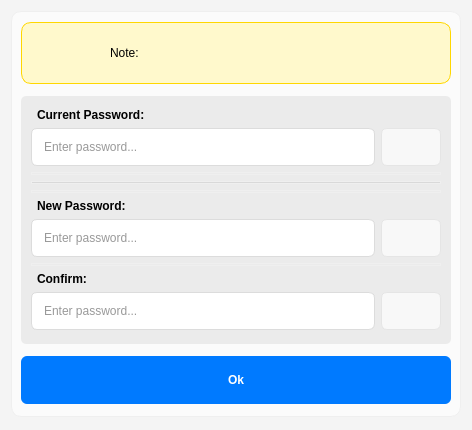
The window that EALS UI/v0.7/ui/change_pass.ui (maeven-tapa/cpet8_group8_workspace) describes before a commit, drawn with Qt 5.
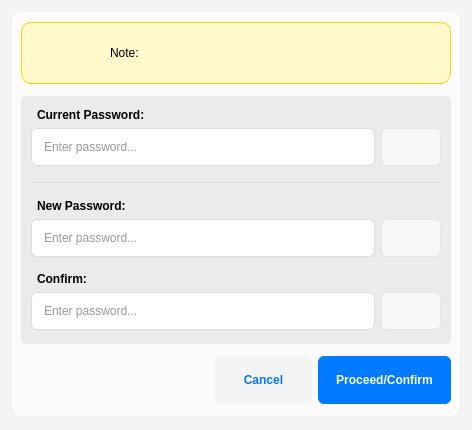
The same window after the commit. Icons and pictures are not drawn.

Commit message: Add attendance email notification and enhance Change Password UI with cancel button

What changed in the file:
```diff
--- a/EALS UI/v0.7/ui/change_pass.ui
+++ b/EALS UI/v0.7/ui/change_pass.ui
@@ -595,6 +595,11 @@
        </widget>
       </item>
       <item row="2" column="0" colspan="2">
+       <layout class="QGridLayout" name="gridLayout_7" columnstretch="2,1,1">
+        <property name="horizontalSpacing">
+         <number>6</number>
+        </property>
+        <item row="0" column="2">
        <widget class="QPushButton" name="admin_change_pass_btn">
         <property name="sizePolicy">
          <sizepolicy hsizetype="Expanding" vsizetype="Expanding">
@@ -621,9 +626,55 @@
     }</string>
         </property>
         <property name="text">
-         <string>Ok</string>
-        </property>
-       </widget>
+           <string>Proceed/Confirm</string>
+          </property>
+         </widget>
+        </item>
+        <item row="0" column="0">
+         <spacer name="horizontalSpacer_2">
+          <property name="orientation">
+           <enum>Qt::Orientation::Horizontal</enum>
+          </property>
+          <property name="sizeHint" stdset="0">
+           <size>
+            <width>40</width>
+            <height>20</height>
+           </size>
+          </property>
+         </spacer>
+        </item>
+        <item row="0" column="1">
+         <widget class="QPushButton" name="admin_change_cancel_btn">
+          <property name="sizePolicy">
+           <sizepolicy hsizetype="Expanding" vsizetype="Expanding">
+            <horstretch>0</horstretch>
+            <verstretch>0</verstretch>
+           </sizepolicy>
+          </property>
+          <property name="styleSheet">
+           <string notr="true">    QPushButton {
+	color: rgb(0, 120, 250);
+        border: none;
+        border-radius: 6px;
+        padding: 8px 18px;
+        font-weight: 600;
+    }
+    QPushButton:hover {
+		background-color: rgb(251, 251, 251);
+		color: rgb(0, 120, 250);
+		text-decoration: underline;
+    }
+    QPushButton:pressed {
+		background-color: rgb(0, 122, 255);
+		color: rgb(255, 255, 255);
+    }</string>
+          </property>
+          <property name="text">
+           <string>Cancel</string>
+          </property>
+         </widget>
+        </item>
+       </layout>
       </item>
      </layout>
     </widget>
```
Lines whose indentation alone changed are shown as unchanged. The commit also changes 1 other file.
